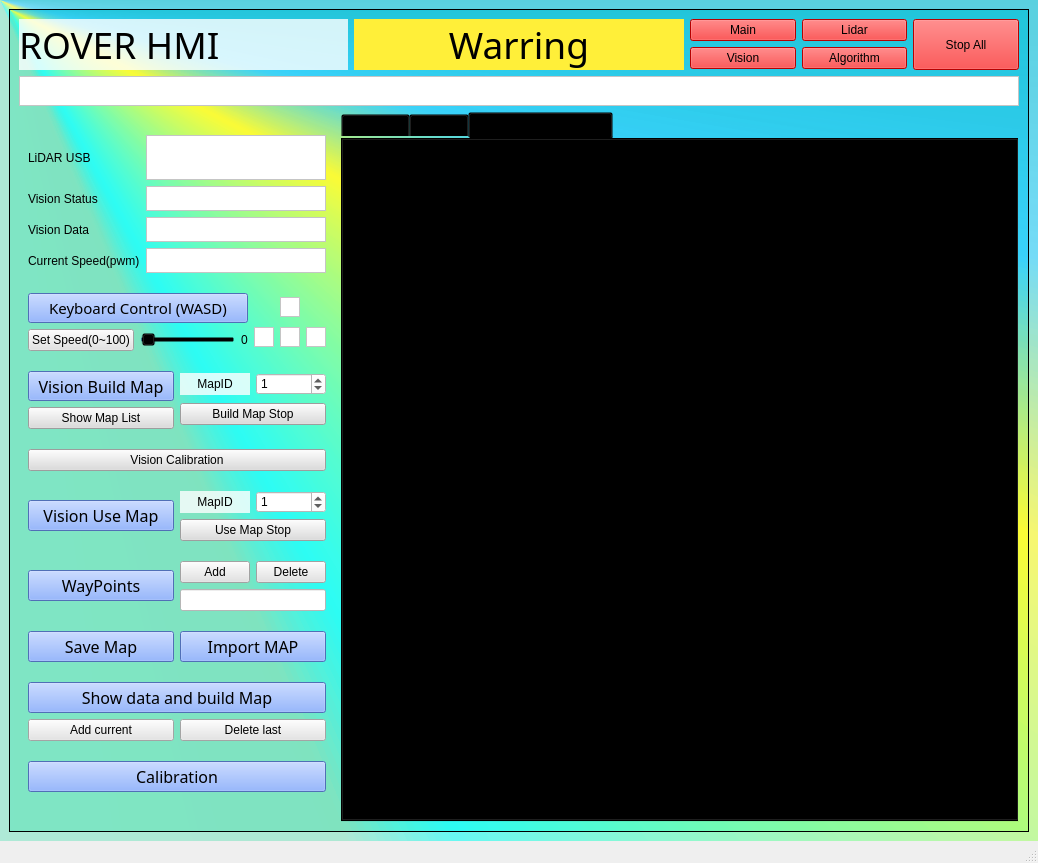
This is gui/rover_v3.ui in goldmode321/ROVER_Clement_Billy_2019 as Qt 5 draws it before an edit. The edited form follows.
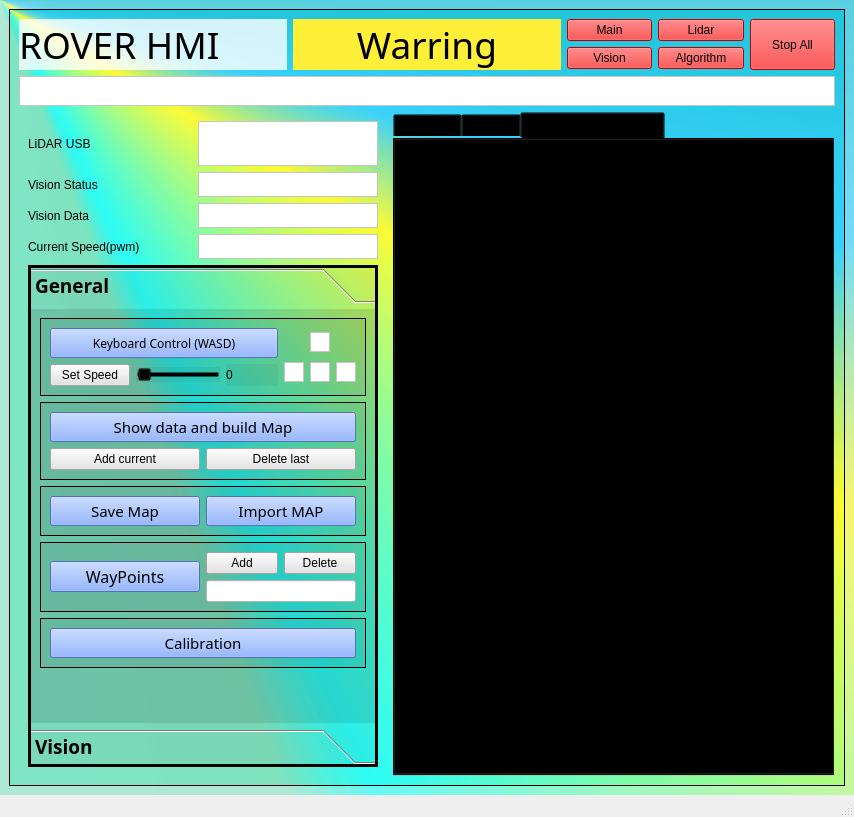
This is the edited form. Custom widgets are drawn as their Qt base class.

```diff
--- a/gui/rover_v3.ui
+++ b/gui/rover_v3.ui
@@ -6,8 +6,8 @@
    <rect>
     <x>0</x>
     <y>0</y>
-    <width>1038</width>
-    <height>863</height>
+    <width>854</width>
+    <height>817</height>
    </rect>
   </property>
   <property name="windowTitle">
@@ -37,8 +37,8 @@
         <rect>
          <x>0</x>
          <y>0</y>
-         <width>1014</width>
-         <height>790</height>
+         <width>830</width>
+         <height>744</height>
         </rect>
        </property>
        <property name="styleSheet">
@@ -341,6 +341,70 @@
               </layout>
              </item>
              <item>
+              <widget class="QToolBox" name="toolBox">
+               <property name="minimumSize">
+                <size>
+                 <width>350</width>
+                 <height>0</height>
+                </size>
+               </property>
+               <property name="maximumSize">
+                <size>
+                 <width>350</width>
+                 <height>16777215</height>
+                </size>
+               </property>
+               <property name="font">
+                <font>
+                 <family>UD Digi Kyokasho NP-B</family>
+                 <pointsize>14</pointsize>
+                 <weight>75</weight>
+                 <bold>true</bold>
+                </font>
+               </property>
+               <property name="styleSheet">
+                <string notr="true">
+background-color: rgb(0, 0, 0,5%);</string>
+               </property>
+               <property name="frameShape">
+                <enum>QFrame::Box</enum>
+               </property>
+               <property name="lineWidth">
+                <number>3</number>
+               </property>
+               <property name="currentIndex">
+                <number>0</number>
+               </property>
+               <widget class="QWidget" name="page">
+                <property name="geometry">
+                 <rect>
+                  <x>0</x>
+                  <y>0</y>
+                  <width>344</width>
+                  <height>347</height>
+                 </rect>
+                </property>
+                <attribute name="label">
+                 <string>General</string>
+                </attribute>
+                <layout class="QVBoxLayout" name="verticalLayout_15">
+                 <item>
+                  <widget class="QFrame" name="keyboardcontrol_frame">
+                   <property name="styleSheet">
+                    <string notr="true"/>
+                   </property>
+                   <property name="frameShape">
+                    <enum>QFrame::Box</enum>
+                   </property>
+                   <property name="frameShadow">
+                    <enum>QFrame::Plain</enum>
+                   </property>
+                   <property name="lineWidth">
+                    <number>1</number>
+                   </property>
+                   <property name="midLineWidth">
+                    <number>0</number>
+                   </property>
               <layout class="QHBoxLayout" name="horizontalLayout_7">
                <item>
                 <layout class="QVBoxLayout" name="verticalLayout_12">
@@ -361,7 +425,7 @@
                    <property name="font">
                     <font>
                      <family>Algerian</family>
-                     <pointsize>11</pointsize>
+                          <pointsize>9</pointsize>
                      <weight>50</weight>
                      <bold>false</bold>
                     </font>
@@ -378,16 +442,28 @@
                   <layout class="QHBoxLayout" name="horizontalLayout_10">
                    <item>
                     <widget class="QPushButton" name="KeyboardControl_SetSpeedBtn">
+                          <property name="sizePolicy">
+                           <sizepolicy hsizetype="Preferred" vsizetype="Fixed">
+                            <horstretch>0</horstretch>
+                            <verstretch>0</verstretch>
+                           </sizepolicy>
+                          </property>
                      <property name="styleSheet">
                       <string notr="true">background-color: rgb(227, 227, 227);</string>
                      </property>
                      <property name="text">
-                      <string>Set Speed(0~100)</string>
+                           <string>Set Speed</string>
                      </property>
                     </widget>
                    </item>
                    <item>
                     <widget class="QSlider" name="KeyBoardControl_speed">
+                          <property name="sizePolicy">
+                           <sizepolicy hsizetype="Preferred" vsizetype="Fixed">
+                            <horstretch>0</horstretch>
+                            <verstretch>0</verstretch>
+                           </sizepolicy>
+                          </property>
                      <property name="maximum">
                       <number>100</number>
                      </property>
@@ -401,6 +477,12 @@
                    </item>
                    <item>
                     <widget class="QLabel" name="SetSpeed_label">
+                          <property name="sizePolicy">
+                           <sizepolicy hsizetype="Minimum" vsizetype="Preferred">
+                            <horstretch>0</horstretch>
+                            <verstretch>0</verstretch>
+                           </sizepolicy>
+                          </property>
                      <property name="text">
                       <string>0</string>
                      </property>
@@ -412,6 +494,9 @@
                </item>
                <item>
                 <layout class="QGridLayout" name="gridLayout">
+                      <property name="sizeConstraint">
+                       <enum>QLayout::SetNoConstraint</enum>
+                      </property>
                  <property name="rightMargin">
                   <number>0</number>
                  </property>
@@ -494,8 +579,294 @@
                 </layout>
                </item>
               </layout>
+                  </widget>
              </item>
              <item>
+                  <widget class="QFrame" name="ShowMapFrame">
+                   <property name="frameShape">
+                    <enum>QFrame::Box</enum>
+                   </property>
+                   <property name="lineWidth">
+                    <number>1</number>
+                   </property>
+                   <layout class="QVBoxLayout" name="ShowMapLayout">
+                    <item>
+                     <widget class="QPushButton" name="ShowMapBtn">
+                      <property name="minimumSize">
+                       <size>
+                        <width>0</width>
+                        <height>30</height>
+                       </size>
+                      </property>
+                      <property name="font">
+                       <font>
+                        <family>Algerian</family>
+                        <pointsize>11</pointsize>
+                       </font>
+                      </property>
+                      <property name="styleSheet">
+                       <string notr="true">background-color: rgb(112, 155, 255);
+
+
+</string>
+                      </property>
+                      <property name="text">
+                       <string>Show data and build Map</string>
+                      </property>
+                     </widget>
+                    </item>
+                    <item>
+                     <layout class="QHBoxLayout" name="horizontalLayout_2">
+                      <item>
+                       <widget class="QPushButton" name="ShowMap_AddBtn">
+                        <property name="styleSheet">
+                         <string notr="true">background-color: rgb(229, 229, 229);</string>
+                        </property>
+                        <property name="text">
+                         <string>Add current</string>
+                        </property>
+                       </widget>
+                      </item>
+                      <item>
+                       <widget class="QPushButton" name="ShowMap_DelBtn">
+                        <property name="styleSheet">
+                         <string notr="true">background-color: rgb(229, 229, 229);</string>
+                        </property>
+                        <property name="text">
+                         <string>Delete last</string>
+                        </property>
+                       </widget>
+                      </item>
+                     </layout>
+                    </item>
+                   </layout>
+                  </widget>
+                 </item>
+                 <item>
+                  <widget class="QFrame" name="SaveImportMap">
+                   <property name="frameShape">
+                    <enum>QFrame::Box</enum>
+                   </property>
+                   <property name="lineWidth">
+                    <number>1</number>
+                   </property>
+                   <layout class="QHBoxLayout" name="SaveMap">
+                    <item>
+                     <widget class="QPushButton" name="SaveMapBtn">
+                      <property name="minimumSize">
+                       <size>
+                        <width>0</width>
+                        <height>30</height>
+                       </size>
+                      </property>
+                      <property name="font">
+                       <font>
+                        <family>Algerian</family>
+                        <pointsize>11</pointsize>
+                        <weight>50</weight>
+                        <bold>false</bold>
+                       </font>
+                      </property>
+                      <property name="styleSheet">
+                       <string notr="true">background-color: rgb(112, 155, 255);</string>
+                      </property>
+                      <property name="text">
+                       <string>Save Map</string>
+                      </property>
+                     </widget>
+                    </item>
+                    <item>
+                     <layout class="QVBoxLayout" name="verticalLayout_11">
+                      <item>
+                       <widget class="QPushButton" name="ImportMapBtn">
+                        <property name="font">
+                         <font>
+                          <family>Algerian</family>
+                          <pointsize>11</pointsize>
+                         </font>
+                        </property>
+                        <property name="styleSheet">
+                         <string notr="true">background-color: rgb(112, 155, 255);</string>
+                        </property>
+                        <property name="text">
+                         <string>Import MAP</string>
+                        </property>
+                       </widget>
+                      </item>
+                     </layout>
+                    </item>
+                   </layout>
+                  </widget>
+                 </item>
+                 <item>
+                  <widget class="QFrame" name="WayPointFrame">
+                   <property name="frameShape">
+                    <enum>QFrame::Box</enum>
+                   </property>
+                   <property name="lineWidth">
+                    <number>1</number>
+                   </property>
+                   <layout class="QHBoxLayout" name="WayPoints">
+                    <item>
+                     <widget class="QPushButton" name="WayPointsBtn">
+                      <property name="minimumSize">
+                       <size>
+                        <width>0</width>
+                        <height>30</height>
+                       </size>
+                      </property>
+                      <property name="font">
+                       <font>
+                        <family>Algerian</family>
+                        <pointsize>12</pointsize>
+                        <weight>50</weight>
+                        <bold>false</bold>
+                       </font>
+                      </property>
+                      <property name="styleSheet">
+                       <string notr="true">background-color: rgb(112, 155, 255);</string>
+                      </property>
+                      <property name="text">
+                       <string>WayPoints</string>
+                      </property>
+                     </widget>
+                    </item>
+                    <item>
+                     <layout class="QVBoxLayout" name="verticalLayout_8">
+                      <item>
+                       <layout class="QHBoxLayout" name="horizontalLayout">
+                        <item>
+                         <widget class="QPushButton" name="AddWayPointBtn">
+                          <property name="sizePolicy">
+                           <sizepolicy hsizetype="Ignored" vsizetype="Fixed">
+                            <horstretch>0</horstretch>
+                            <verstretch>0</verstretch>
+                           </sizepolicy>
+                          </property>
+                          <property name="styleSheet">
+                           <string notr="true">background-color: rgb(227, 227, 227);
+border-color: rgb(0, 0, 0);</string>
+                          </property>
+                          <property name="text">
+                           <string>Add</string>
+                          </property>
+                         </widget>
+                        </item>
+                        <item>
+                         <widget class="QPushButton" name="DeleteWayPointBtn">
+                          <property name="sizePolicy">
+                           <sizepolicy hsizetype="Ignored" vsizetype="Fixed">
+                            <horstretch>0</horstretch>
+                            <verstretch>0</verstretch>
+                           </sizepolicy>
+                          </property>
+                          <property name="styleSheet">
+                           <string notr="true">background-color: rgb(227, 227, 227);
+border-color: rgb(0, 0, 0);</string>
+                          </property>
+                          <property name="text">
+                           <string>Delete</string>
+                          </property>
+                         </widget>
+                        </item>
+                       </layout>
+                      </item>
+                      <item>
+                       <widget class="QLineEdit" name="WayPointList">
+                        <property name="sizePolicy">
+                         <sizepolicy hsizetype="Ignored" vsizetype="Fixed">
+                          <horstretch>0</horstretch>
+                          <verstretch>0</verstretch>
+                         </sizepolicy>
+                        </property>
+                        <property name="styleSheet">
+                         <string notr="true">background-color: rgb(255, 255, 255);</string>
+                        </property>
+                       </widget>
+                      </item>
+                     </layout>
+                    </item>
+                   </layout>
+                  </widget>
+                 </item>
+                 <item>
+                  <widget class="QFrame" name="CalibrationMapFrame">
+                   <property name="frameShape">
+                    <enum>QFrame::Box</enum>
+                   </property>
+                   <property name="lineWidth">
+                    <number>1</number>
+                   </property>
+                   <layout class="QHBoxLayout" name="horizontalLayout_12">
+                    <item>
+                     <widget class="QPushButton" name="CalibrationBtn">
+                      <property name="sizePolicy">
+                       <sizepolicy hsizetype="Minimum" vsizetype="Fixed">
+                        <horstretch>0</horstretch>
+                        <verstretch>0</verstretch>
+                       </sizepolicy>
+                      </property>
+                      <property name="minimumSize">
+                       <size>
+                        <width>0</width>
+                        <height>30</height>
+                       </size>
+                      </property>
+                      <property name="font">
+                       <font>
+                        <family>Algerian</family>
+                        <pointsize>11</pointsize>
+                        <weight>50</weight>
+                        <bold>false</bold>
+                       </font>
+                      </property>
+                      <property name="styleSheet">
+                       <string notr="true">background-color: rgb(112, 155, 255);</string>
+                      </property>
+                      <property name="text">
+                       <string>Calibration</string>
+                      </property>
+                     </widget>
+                    </item>
+                   </layout>
+                  </widget>
+                 </item>
+                 <item>
+                  <spacer name="verticalSpacer_2">
+                   <property name="orientation">
+                    <enum>Qt::Vertical</enum>
+                   </property>
+                   <property name="sizeHint" stdset="0">
+                    <size>
+                     <width>20</width>
+                     <height>40</height>
+                    </size>
+                   </property>
+                  </spacer>
+                 </item>
+                </layout>
+               </widget>
+               <widget class="QWidget" name="page_2">
+                <property name="geometry">
+                 <rect>
+                  <x>0</x>
+                  <y>0</y>
+                  <width>304</width>
+                  <height>347</height>
+                 </rect>
+                </property>
+                <attribute name="label">
+                 <string>Vision</string>
+                </attribute>
+                <layout class="QVBoxLayout" name="verticalLayout_16">
+                 <item>
+                  <widget class="QFrame" name="VisionBuildMapFrame">
+                   <property name="frameShape">
+                    <enum>QFrame::Box</enum>
+                   </property>
+                   <property name="lineWidth">
+                    <number>1</number>
+                   </property>
               <layout class="QHBoxLayout" name="horizontalLayout_6">
                <item>
                 <layout class="QVBoxLayout" name="verticalLayout_14">
@@ -595,18 +966,16 @@
                 </layout>
                </item>
               </layout>
-             </item>
-             <item>
-              <widget class="QPushButton" name="pushButton_2">
-               <property name="styleSheet">
-                <string notr="true">background-color: rgb(220, 220, 220);</string>
-               </property>
-               <property name="text">
-                <string>Vision Calibration</string>
-               </property>
               </widget>
              </item>
              <item>
+                  <widget class="QFrame" name="VisionUseMapFrame">
+                   <property name="frameShape">
+                    <enum>QFrame::Box</enum>
+                   </property>
+                   <property name="lineWidth">
+                    <number>1</number>
+                   </property>
               <layout class="QHBoxLayout" name="VisionUseMap">
                <item>
                 <widget class="QPushButton" name="VisionUseMapBtn">
@@ -680,218 +1049,34 @@
                 </layout>
                </item>
               </layout>
-             </item>
-             <item>
-              <layout class="QHBoxLayout" name="WayPoints">
-               <item>
-                <widget class="QPushButton" name="WayPointsBtn">
-                 <property name="minimumSize">
-                  <size>
-                   <width>0</width>
-                   <height>30</height>
-                  </size>
-                 </property>
-                 <property name="font">
-                  <font>
-                   <family>Algerian</family>
-                   <pointsize>12</pointsize>
-                   <weight>50</weight>
-                   <bold>false</bold>
-                  </font>
-                 </property>
-                 <property name="styleSheet">
-                  <string notr="true">background-color: rgb(112, 155, 255);</string>
-                 </property>
-                 <property name="text">
-                  <string>WayPoints</string>
-                 </property>
                 </widget>
                </item>
                <item>
-                <layout class="QVBoxLayout" name="verticalLayout_8">
-                 <item>
-                  <layout class="QHBoxLayout" name="horizontalLayout">
-                   <item>
-                    <widget class="QPushButton" name="AddWayPointBtn">
-                     <property name="sizePolicy">
-                      <sizepolicy hsizetype="Ignored" vsizetype="Fixed">
-                       <horstretch>0</horstretch>
-                       <verstretch>0</verstretch>
-                      </sizepolicy>
-                     </property>
+                  <widget class="QPushButton" name="pushButton_2">
                      <property name="styleSheet">
-                      <string notr="true">background-color: rgb(227, 227, 227);
-border-color: rgb(0, 0, 0);</string>
+                    <string notr="true">background-color: rgb(220, 220, 220);</string>
                      </property>
                      <property name="text">
-                      <string>Add</string>
+                    <string>Vision Calibration</string>
                      </property>
                     </widget>
                    </item>
                    <item>
-                    <widget class="QPushButton" name="DeleteWayPointBtn">
-                     <property name="sizePolicy">
-                      <sizepolicy hsizetype="Ignored" vsizetype="Fixed">
-                       <horstretch>0</horstretch>
-                       <verstretch>0</verstretch>
-                      </sizepolicy>
-                     </property>
-                     <property name="styleSheet">
-                      <string notr="true">background-color: rgb(227, 227, 227);
-border-color: rgb(0, 0, 0);</string>
-                     </property>
-                     <property name="text">
-                      <string>Delete</string>
-                     </property>
-                    </widget>
-                   </item>
-                  </layout>
-                 </item>
-                 <item>
-                  <widget class="QLineEdit" name="WayPointList">
-                   <property name="sizePolicy">
-                    <sizepolicy hsizetype="Minimum" vsizetype="Fixed">
-                     <horstretch>0</horstretch>
-                     <verstretch>0</verstretch>
-                    </sizepolicy>
-                   </property>
-                   <property name="styleSheet">
-                    <string notr="true">background-color: rgb(255, 255, 255);</string>
-                   </property>
-                  </widget>
-                 </item>
-                </layout>
-               </item>
-              </layout>
-             </item>
-             <item>
-              <layout class="QHBoxLayout" name="SaveMap">
-               <item>
-                <widget class="QPushButton" name="SaveMapBtn">
-                 <property name="minimumSize">
+                  <spacer name="verticalSpacer">
+                   <property name="orientation">
+                    <enum>Qt::Vertical</enum>
+                   </property>
+                   <property name="sizeHint" stdset="0">
                   <size>
-                   <width>0</width>
-                   <height>30</height>
-                  </size>
-                 </property>
-                 <property name="font">
-                  <font>
-                   <family>Algerian</family>
-                   <pointsize>12</pointsize>
-                   <weight>50</weight>
-                   <bold>false</bold>
-                  </font>
-                 </property>
-                 <property name="styleSheet">
-                  <string notr="true">background-color: rgb(112, 155, 255);</string>
-                 </property>
-                 <property name="text">
-                  <string>Save Map</string>
-                 </property>
-                </widget>
-               </item>
-               <item>
-                <layout class="QVBoxLayout" name="verticalLayout_11">
-                 <item>
-                  <widget class="QPushButton" name="pushButton_3">
-                   <property name="font">
-                    <font>
-                     <family>Algerian</family>
-                     <pointsize>12</pointsize>
-                    </font>
-                   </property>
-                   <property name="styleSheet">
-                    <string notr="true">background-color: rgb(112, 155, 255);</string>
-                   </property>
-                   <property name="text">
-                    <string>Import MAP</string>
-                   </property>
-                  </widget>
-                 </item>
+                     <width>20</width>
+                     <height>40</height>
+                    </size>
+                   </property>
+                  </spacer>
+                 </item>
                 </layout>
-               </item>
-              </layout>
-             </item>
-             <item>
-              <layout class="QVBoxLayout" name="ShowMapLayout">
-               <item>
-                <widget class="QPushButton" name="ShowMapBtn">
-                 <property name="minimumSize">
-                  <size>
-                   <width>0</width>
-                   <height>30</height>
-                  </size>
-                 </property>
-                 <property name="font">
-                  <font>
-                   <family>Algerian</family>
-                   <pointsize>12</pointsize>
-                  </font>
-                 </property>
-                 <property name="styleSheet">
-                  <string notr="true">background-color: rgb(112, 155, 255);
-
-
-</string>
-                 </property>
-                 <property name="text">
-                  <string>Show data and build Map</string>
-                 </property>
-                </widget>
-               </item>
-               <item>
-                <layout class="QHBoxLayout" name="horizontalLayout_2">
-                 <item>
-                  <widget class="QPushButton" name="ShowMap_AddBtn">
-                   <property name="styleSheet">
-                    <string notr="true">background-color: rgb(229, 229, 229);</string>
-                   </property>
-                   <property name="text">
-                    <string>Add current</string>
-                   </property>
-                  </widget>
-                 </item>
-                 <item>
-                  <widget class="QPushButton" name="ShowMap_DelBtn">
-                   <property name="styleSheet">
-                    <string notr="true">background-color: rgb(229, 229, 229);</string>
-                   </property>
-                   <property name="text">
-                    <string>Delete last</string>
-                   </property>
-                  </widget>
-                 </item>
-                </layout>
-               </item>
-              </layout>
-             </item>
-             <item>
-              <layout class="QHBoxLayout" name="horizontalLayout_12">
-               <item>
-                <widget class="QPushButton" name="CalibrationBtn">
-                 <property name="minimumSize">
-                  <size>
-                   <width>0</width>
-                   <height>30</height>
-                  </size>
-                 </property>
-                 <property name="font">
-                  <font>
-                   <family>Algerian</family>
-                   <pointsize>12</pointsize>
-                   <weight>50</weight>
-                   <bold>false</bold>
-                  </font>
-                 </property>
-                 <property name="styleSheet">
-                  <string notr="true">background-color: rgb(112, 155, 255);</string>
-                 </property>
-                 <property name="text">
-                  <string>Calibration</string>
-                 </property>
-                </widget>
-               </item>
-              </layout>
+               </widget>
+              </widget>
              </item>
             </layout>
            </widget>
@@ -983,7 +1168,7 @@
     <rect>
      <x>0</x>
      <y>0</y>
-     <width>1038</width>
+     <width>854</width>
      <height>25</height>
     </rect>
    </property>
```
Lines whose indentation alone changed are shown as unchanged.
